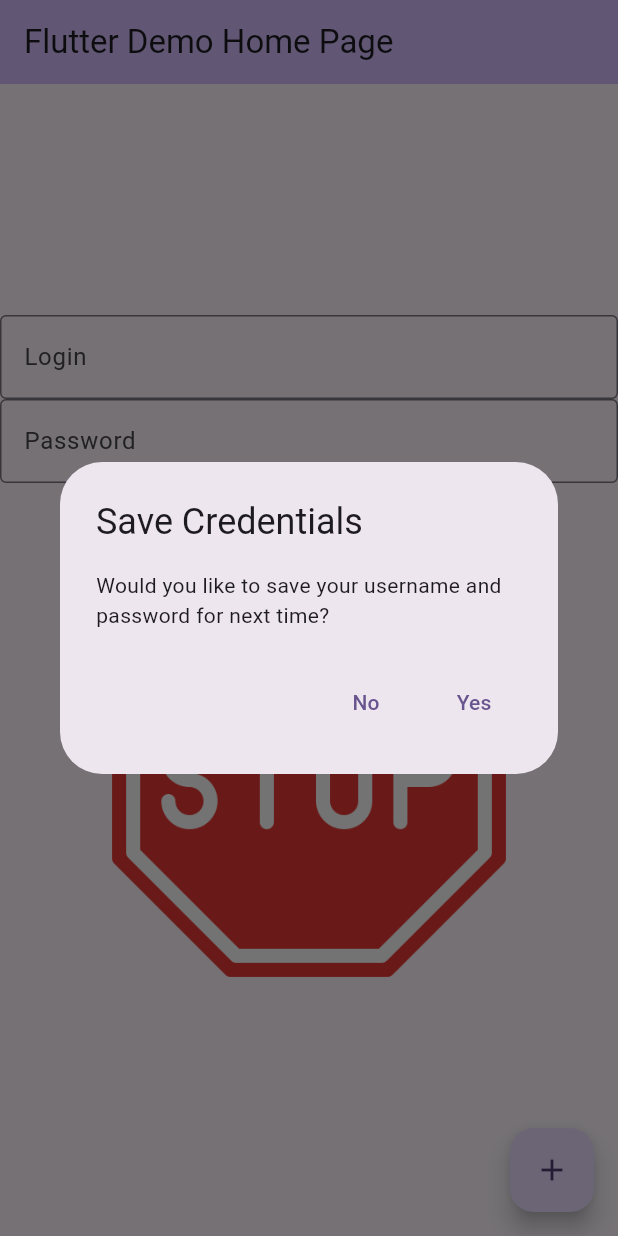
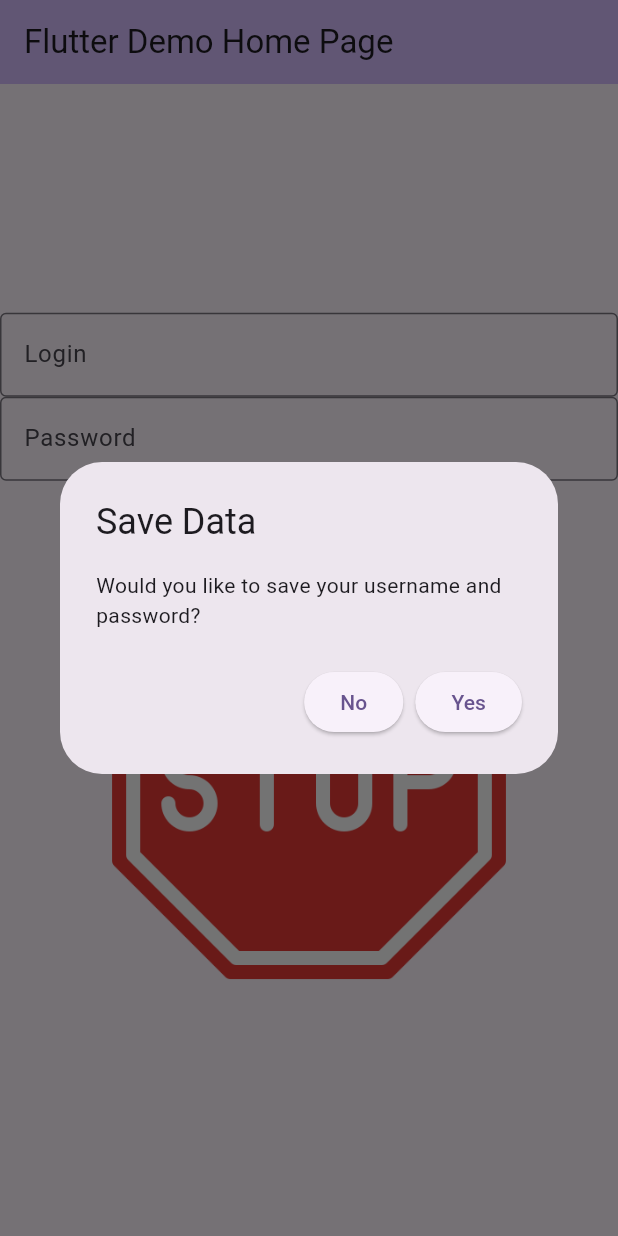
Before and after one commit to Yimi-Ding/my_cst2335_labs, a Flutter app: the screen it shows after launch, after a tap on "Login", on a phone screen of 412 x 824 dp. Run offline on Flutter 3.47's test engine with Material 3 defaults, Android fonts, the phone set to English and light mode, and no system bars; missing offline and left inert: encrypted_shared_preferences.

Commit message:
add documentation

```diff
--- a/lib/DataRepository.dart
+++ b/lib/DataRepository.dart
@@ -0,0 +1,42 @@
+import 'package:encrypted_shared_preferences/encrypted_shared_preferences.dart';
+
+class DataRepository {
+  // Variables to store the user data
+  static String firstName = '';
+  static String lastName = '';
+  static String phone = '';
+  static String email = '';
+
+  // Variables to store the login data
+  static String username = '';
+  static String password = '';
+
+  // EncryptedSharedPreferences instance
+  static final EncryptedSharedPreferences _prefs = EncryptedSharedPreferences();
+
+  // Method to load user and login data
+  static Future<void> loadData() async {
+    // Load user data
+    firstName = await _prefs.getString('firstName') ?? '';
+    lastName = await _prefs.getString('lastName') ?? '';
+    phone = await _prefs.getString('phone') ?? '';
+    email = await _prefs.getString('email') ?? '';
+
+    // Load login data
+    username = await _prefs.getString('username') ?? '';
+    password = await _prefs.getString('password') ?? '';
+  }
+
+  // Method to save user and login data
+  static Future<void> saveData() async {
+    // Save user data
+    await _prefs.setString('firstName', firstName);
+    await _prefs.setString('lastName', lastName);
+    await _prefs.setString('phone', phone);
+    await _prefs.setString('email', email);
+
+    // Save login data
+    await _prefs.setString('username', username);
+    await _prefs.setString('password', password);
+  }
+}
--- a/lib/main.dart
+++ b/lib/main.dart
@@ -1,5 +1,9 @@
 import 'package:flutter/material.dart';
 import 'package:encrypted_shared_preferences/encrypted_shared_preferences.dart';
+import 'ProfilePage.dart';
+import 'DataRepository.dart';
+
+
 
 void main() {
   runApp(const MyApp());
@@ -12,205 +16,188 @@ class MyApp extends StatelessWidget {
   @override
   Widget build(BuildContext context) {
     return MaterialApp(
+      debugShowCheckedModeBanner: false,
       title: 'Flutter Demo',
       theme: ThemeData(
         colorScheme: ColorScheme.fromSeed(seedColor: Colors.deepPurple),
         useMaterial3: true,
       ),
       home: const MyHomePage(title: 'Flutter Demo Home Page'),
+      routes: {
+        '/second':(context)=> ProfilePage(),
+      },
     );
   }
 }
 
 class MyHomePage extends StatefulWidget {
   const MyHomePage({super.key, required this.title});
-
-
   final String title;
-
   @override
   State<MyHomePage> createState() => _MyHomePageState();
 }
 
+class _MyHomePageState extends State<MyHomePage> {
+  late TextEditingController _loginController;
+  late TextEditingController _passwordController;
 
-class _MyHomePageState extends State<MyHomePage> {
-
-  var _counter = 0.0;
-  var myFontSize = 30.0;
-
-  // Controllers for the text fields
-  final TextEditingController  _loginController = TextEditingController();
-  final TextEditingController _passwordController = TextEditingController();
-
-  // a string variable that is initialized to the image
-  var imageSource = "images/question-mark.png";
-
-  // instance of EncryptedSharedPreferences for secure storage
-  final EncryptedSharedPreferences _encryptedPrefs = EncryptedSharedPreferences();
-
-  // Initialize state
   @override
   void initState() {
     super.initState();
-    _loadSavedCredentials();
+    _loginController = TextEditingController();
+    _passwordController = TextEditingController();
+    loadSavedData();
   }
 
-  // Load saved credentials from encrypted storage
-  Future<void> _loadSavedCredentials() async {
-    final String? savedUsername = await _encryptedPrefs.getString('username');
-    final String? savedPassword = await _encryptedPrefs.getString('password');
+  @override
+  void dispose() {
+    _loginController.dispose();
+    _passwordController.dispose();
+    super.dispose();
+  }
 
-    // if there is a saved username and password, save them to the text fields
-    if (savedUsername != null && savedPassword != null) {
+  var imageSource = "images/question-mark.png";
+
+  void showSaveDataDialog(BuildContext context) {
+    showDialog<String>(
+      context: context,
+      builder: (BuildContext context) =>
+          AlertDialog(
+            title: Text('Save Data'),
+            content: Text('Would you like to save your username and password?'),
+            actions: <Widget>[
+              ElevatedButton(
+                  onPressed: () {
+                    clearData();
+                    Navigator.pop(context);
+                  },
+                  child: Text('No')),
+              ElevatedButton(
+                  onPressed: () async {
+                    saveData(_loginController.text, _passwordController.text);
+                    Navigator.pop(context);
+                  },
+                  child: Text('Yes'))
+            ],
+          ),
+    );
+  }
+
+  //EncryptedSharedPreferences object
+  EncryptedSharedPreferences prefs = EncryptedSharedPreferences();
+
+  Future <void> saveData(String username, String password) async {
+    await prefs.setString('username', username);
+    await prefs.setString('password', password);
+  }
+
+  Future <void> clearData() async {
+    await prefs.remove('username');
+    await prefs.remove('password');
+  }
+
+  Future <void> loadSavedData() async {
+    String savedUsername = await prefs.getString('username');
+    String savedPassword = await prefs.getString('password');
+
     setState(() {
-        _loginController.text = savedUsername;
-        _passwordController.text = savedPassword;
+      _loginController.text = savedUsername ?? '';
+      _passwordController.text = savedPassword ?? '';
     });
 
-      if (mounted) {
-        // You show a Snackbar if you have reloaded the strings, and the snackbar shows an "Undo" button
+    if (savedUsername.isNotEmpty && savedPassword.isNotEmpty) {
+      showSnackBar(context);
+    }
+  }
+
+  void showSnackBar(BuildContext context) {
     final snackBar = SnackBar(
-          content: const Text('Previous login credentials loaded'),
+      content: Text('Previous login data loaded.'),
       action: SnackBarAction(
         label: 'Undo',
-            // If you click the Undo button, the reloaded strings are cleared but not removed from EncryptedSharedPreferences.
         onPressed: () {
           setState(() {
-                _loginController.clear();
-                _passwordController.clear();
+            _loginController.text = "";
+            _passwordController.text = "";
           });
         },
       ),
     );
     ScaffoldMessenger.of(context).showSnackBar(snackBar);
   }
+
+  void login(){
+    if(_loginController.text == "yimi" && _passwordController.text =="123456"){
+      DataRepository.username = _loginController.text;
+      DataRepository.password = _passwordController.text;
+      DataRepository.saveData();  // Save login data
+
+      Navigator.pushNamed(context,'/second');
+
+      ScaffoldMessenger.of(context).showSnackBar(
+        SnackBar(content: Text("Welcome Back, ${DataRepository.username}!")),
+      );
     }
   }
 
-  // If you save the strings, then the next time you start your application, the strings are loaded into the TextFields
-  Future<void> _saveCredentials() async {
-    await _encryptedPrefs.setString('username', _loginController.text);
-    await _encryptedPrefs.setString('password', _passwordController.text);
-  }
-
-  // clear saved credentials from encrypted storage
-  Future<void> _clearCredentials() async {
-    await _encryptedPrefs.remove('username');
-    await _encryptedPrefs.remove('password');
-  }
-
-  // show dialog for saving credentials
-  Future<void> _showSaveCredentialsDialog() async {
-    return showDialog(
-      context: context,
-      builder: (BuildContext context) => AlertDialog(
-        // show an AlertDialog asking to save the login name and password.
-        title: const Text('Save Credentials'),
-        content: const Text('Would you like to save your username and password for next time?'),
-        actions: <Widget>[
-          TextButton(
-            // CLicking on the buttons of the dialog will either save or not save the strings.
-            onPressed: () {
-              _clearCredentials();
-              Navigator.pop(context);
-            },
-            child: const Text('No'),
-          ),
-          TextButton(
-            onPressed: () {
-              _saveCredentials();
-              Navigator.pop(context);
-            },
-            child: const Text('Yes'),
-          ),
-        ],
-      ),
-    );
-  }
-
-  void setNewValue(double value) {
-    setState(() {
-      _counter = value;
-      myFontSize = value;
-    });
-  }
-
-
-  void _incrementCounter() {
-    setState(() {
-      if ( _counter < 99.0 ) { //add missing brackets
-        _counter++;
-        myFontSize = _counter;
-      }
-    });
-  }
-
-  //widgets
   @override
   Widget build(BuildContext context) {
     return Scaffold(
       appBar: AppBar(
-
         backgroundColor: Theme.of(context).colorScheme.inversePrimary,
-
         title: Text(widget.title),
       ),
       body: Center(
         child: Column(
           mainAxisAlignment: MainAxisAlignment.center,
+
           children: <Widget>[
-
-            // text field login
             TextField(
                 controller: _loginController,
-              decoration: const InputDecoration(
-              hintText:"Login",
+                decoration: InputDecoration(
+                  hintText: 'Type username',
+                  labelText: 'Login',
                   border: OutlineInputBorder(),
-              labelText: "Login"
-            ),),
+                )
+            ),
 
-            // text field password
             TextField(
               controller: _passwordController,
-              obscureText: true, // make the password field not show what is typed
-              decoration: const InputDecoration(
-                  hintText:"Password",
+              decoration: InputDecoration(
+                hintText: 'Type password',
+                labelText: 'Password',
                 border: OutlineInputBorder(),
-                  labelText: "Password",
-              ),),
+              ),
+            ),
 
-            // login button
             ElevatedButton(
-                onPressed: (){
-                  String password = _passwordController.text; // get the string that was typed in the password field
+              onPressed: () async {
+                login();
+                showSaveDataDialog(context);
+
+                String password = _passwordController.text;
+                if (password == "QWERTY123"){
                   setState(() {
-                    //  If the string is "QWERTY123", then change the image source to be a light bulb
-                    if (password == "QWERTY123"){
-                      imageSource = "images/idea.png";
-                    } else { //If the string is anything other than "QWERTY123", then set the image to a stop sign
-                      imageSource = "images/stop.png";
+                    imageSource = 'images/idea.png';
+                  });
+                }else{
+                  setState(() {
+                    imageSource = 'images/stop.png';
+                  });
                 }
-                  });
-                  // show save credentials dialog after login
-                  _showSaveCredentialsDialog();
+
               },
-                child: const Text("Login"),
+              child: Text(
+                  "Login", style:TextStyle(fontSize: 36.0,color: Colors.blue)
+              ),
             ),
 
             Image.asset(imageSource, width: 300, height:300),
-
-
           ],
-
-
-
         ),
       ),
-      floatingActionButton: FloatingActionButton(
-        onPressed: _incrementCounter,
-        tooltip: 'Increment',
-        child: const Icon(Icons.add),
-      ), // This trailing comma makes auto-formatting nicer for build methods.
+
+      // This trailing comma makes auto-formatting nicer for build methods.
     );
   }
 }
```
Also changed, not shown: lib/ProfilePage.dart (+141 -0 lines). Lines whose indentation alone changed are shown as unchanged.
